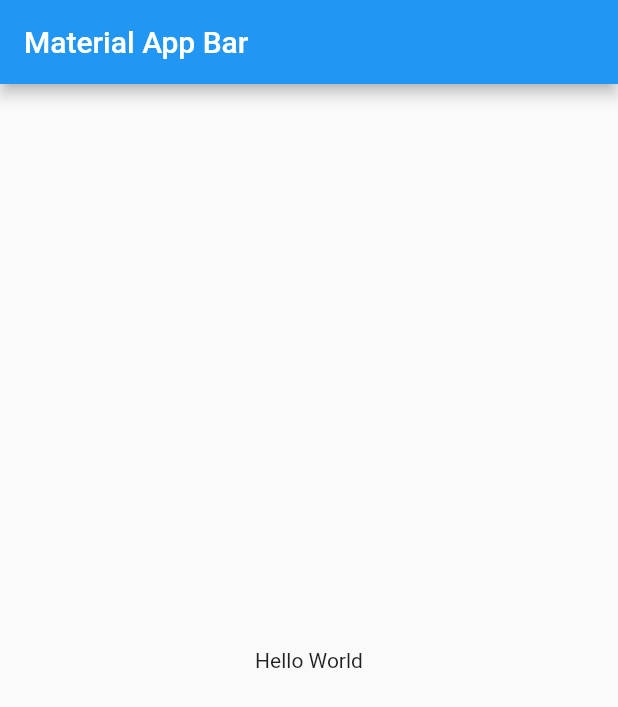
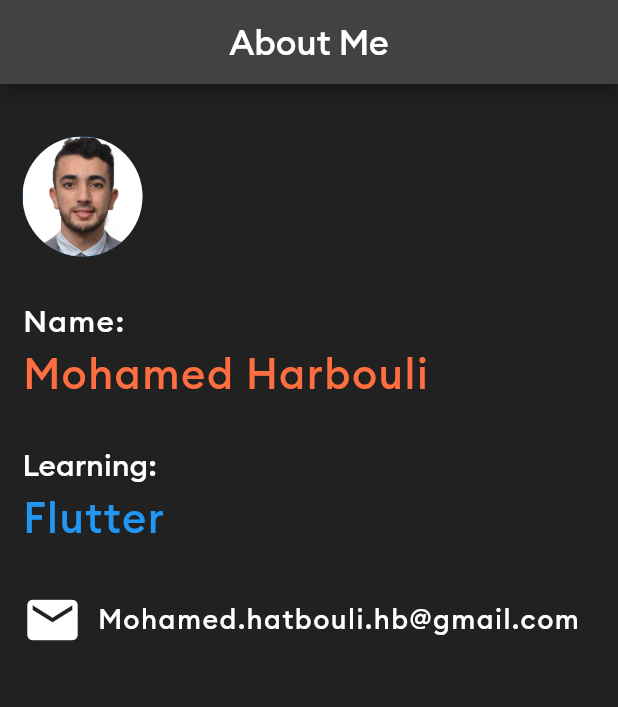
Before and after one commit to harbouli/About_Me_Applicatin_Flutter, a Flutter app: the screen it shows after launch, on a phone screen of 412 x 824 dp. Shown: the top 707 px of the screen. Run offline on Flutter 3.47's test engine with Material 2 defaults, Android fonts, the phone set to English and light mode, and no system bars.

Commit message:
About Me App Is Done ♥☻

```diff
--- a/lib/main.dart
+++ b/lib/main.dart
@@ -1,22 +1,112 @@
 import 'package:flutter/material.dart';
 
-void main() => runApp(MyApp());
+void main() => runApp(MaterialApp(
+      debugShowCheckedModeBanner: false,
+      home: MyApp(),
+    ));
 
 class MyApp extends StatelessWidget {
   @override
   Widget build(BuildContext context) {
-    return MaterialApp(
-      title: 'Material App',
-      home: Scaffold(
-        appBar: AppBar(
-          title: Text('Material App Bar'),
-        ),
-        body: Center(
-          child: Container(
-            child: Text('Hello World'),
+    return (Scaffold(
+      backgroundColor: Colors.grey[900],
+      appBar: AppBar(
+        centerTitle: true,
+        backgroundColor: Colors.grey[800],
+        // elevation: 0.0,
+        title: const Text(
+          'About Me',
+          style: TextStyle(
+            fontSize: 23.0,
+            fontWeight: FontWeight.w500,
+            fontFamily: 'Euclid Circular B',
           ),
         ),
       ),
-    );
+      body: Padding(
+        padding: const EdgeInsets.symmetric(horizontal: 15.0, vertical: 5.0),
+        child: Column(
+            crossAxisAlignment: CrossAxisAlignment.start,
+            mainAxisAlignment: MainAxisAlignment.start,
+            children: [
+              const SizedBox(
+                height: 30,
+              ),
+              const CircleAvatar(
+                radius: 40.0,
+                backgroundImage: AssetImage('assets/images/Pic.jpg'),
+              ),
+              const SizedBox(height: 30),
+              const Text(
+                'Name:',
+                style: TextStyle(
+                  color: Colors.white,
+                  fontWeight: FontWeight.w500,
+                  fontFamily: 'Euclid Circular B',
+                  fontSize: 20.0,
+                  letterSpacing: 1.0,
+                ),
+              ),
+              const SizedBox(height: 5.0),
+              const Text(
+                'Mohamed Harbouli',
+                style: TextStyle(
+                  color: Colors.deepOrangeAccent,
+                  fontWeight: FontWeight.w500,
+                  fontFamily: 'Euclid Circular B',
+                  fontSize: 28.0,
+                  letterSpacing: 1.0,
+                ),
+              ),
+              const SizedBox(height: 30),
+              const Text(
+                'Learning:',
+                style: TextStyle(
+                    color: Colors.white,
+                    fontFamily: 'Euclid Circular B',
+                    fontSize: 20.0,
+                    fontWeight: FontWeight.w500),
+              ),
+              const SizedBox(
+                height: 5.0,
+              ),
+              const Text(
+                'Flutter',
+                style: TextStyle(
+                  color: Colors.blue,
+                  fontWeight: FontWeight.w500,
+                  fontFamily: 'Euclid Circular B',
+                  fontSize: 28.0,
+                  letterSpacing: 1.0,
+                ),
+              ),
+              const SizedBox(
+                height: 30.0,
+              ),
+              Row(
+                children: const [
+                  Icon(
+                    Icons.mail,
+                    color: Colors.white,
+                    size: 40.0,
+                  ),
+                  SizedBox(
+                    width: 10,
+                  ),
+                  Text(
+                    'Mohamed.hatbouli.hb@gmail.com',
+                    style: TextStyle(
+                      color: Colors.white,
+                      fontWeight: FontWeight.w500,
+                      fontFamily: 'Euclid Circular B',
+                      fontSize: 18.0,
+                      letterSpacing: 1.0,
+                    ),
+                  ),
+                ],
+              ),
+            ]),
+      ),
+    ));
   }
 }
```
Also changed, not shown: pubspec.yaml (+37 -16 lines), assets/fonts/Euclid Circular B Bold Italic.ttf (added), assets/fonts/Euclid Circular B Bold.ttf (added), assets/fonts/Euclid Circular B Italic.ttf (added), assets/fonts/Euclid Circular B Light Italic.ttf (added), assets/fonts/Euclid Circular B Light.ttf (added), assets/fonts/Euclid Circular B Medium Italic.ttf (added), assets/fonts/Euclid Circular B Medium.ttf (added), assets/fonts/Euclid Circular B Regular.ttf (added), assets/fonts/Euclid Circular B SemiBold Italic.ttf (added), assets/fonts/Euclid Circular B SemiBold.ttf (added), assets/images/Pic.jpg (added).
